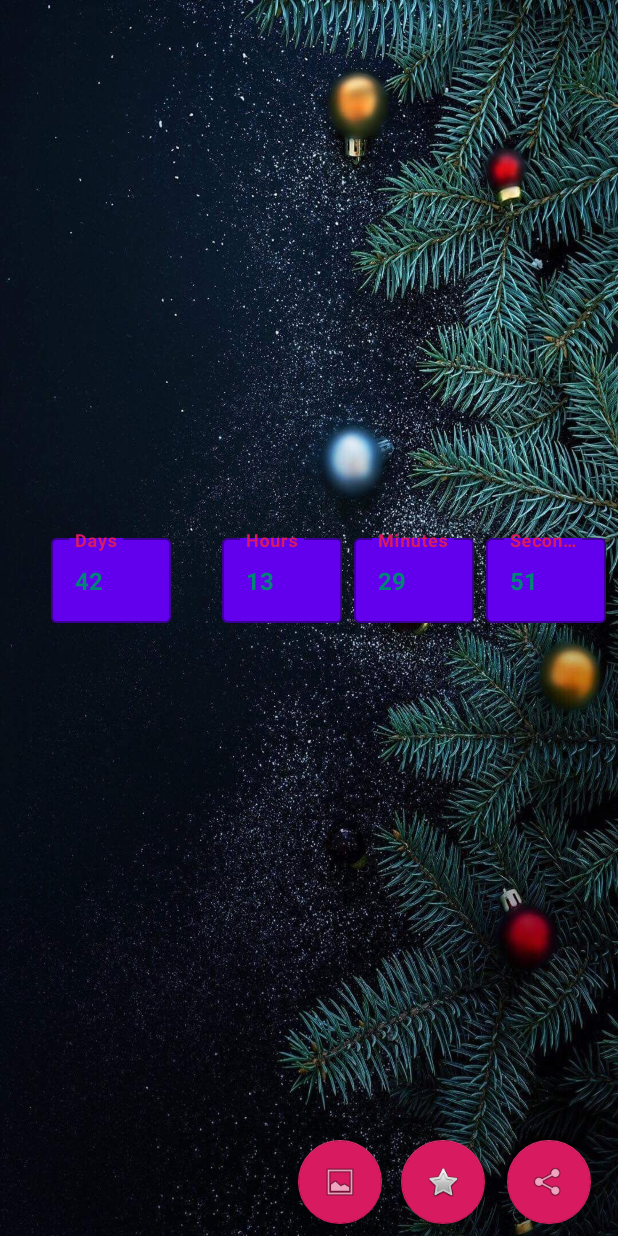
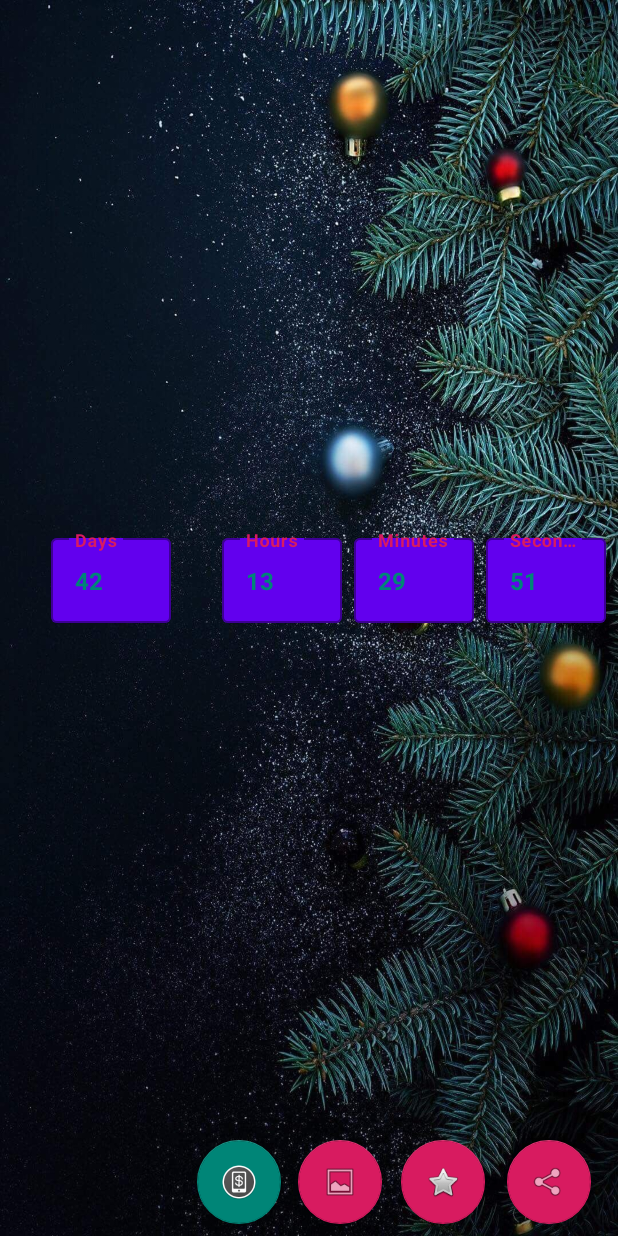
Before and after one commit to facundop/android-how_long_until_christmas, an Android app: the screen it shows after launch (MainActivity), on a phone screen of 412 x 824 dp. Run offline under Robolectric (Android 15) with nearby library versions, the phone set to English and light mode, and no system bars; our stand-ins replace AdMob; libraries missing offline, so code that uses them is left out: com.android.billingclient; 5 statements that could not run were skipped.

Commit message:
Add Buy Premium option

```diff
--- a/app/build.gradle
+++ b/app/build.gradle
@@ -14,8 +14,8 @@ android {
         applicationId "com.facundoprecentado.howlonguntilchristmas"
         minSdkVersion 22
         targetSdkVersion 28
-        versionCode 15
-        versionName "1.15"
+        versionCode 19
+        versionName "1.19"
         testInstrumentationRunner "android.support.test.runner.AndroidJUnitRunner"
         signingConfig signingConfigs.release
     }
--- a/app/src/main/java/com/facundoprecentado/howlonguntilchristmas/MainActivity.java
+++ b/app/src/main/java/com/facundoprecentado/howlonguntilchristmas/MainActivity.java
@@ -11,23 +11,18 @@ import android.os.Bundle;
 import android.os.CountDownTimer;
 import android.support.annotation.Nullable;
 import android.support.constraint.ConstraintLayout;
-import android.support.design.widget.FloatingActionButton;
 import android.support.design.widget.TextInputLayout;
 import android.support.v7.app.AppCompatActivity;
-import android.util.Log;
 import android.view.View;
 import android.widget.TextView;
+import android.widget.Toast;
 
 import com.android.billingclient.api.BillingClient;
 import com.android.billingclient.api.BillingClientStateListener;
 import com.android.billingclient.api.BillingFlowParams;
 import com.android.billingclient.api.Purchase;
 import com.android.billingclient.api.PurchasesUpdatedListener;
-import com.android.billingclient.api.SkuDetails;
-import com.android.billingclient.api.SkuDetailsParams;
-import com.android.billingclient.api.SkuDetailsResponseListener;
 import com.google.android.gms.ads.AdRequest;
-import com.google.android.gms.ads.AdSize;
 import com.google.android.gms.ads.AdView;
 import com.google.android.gms.ads.MobileAds;
 
@@ -39,18 +34,17 @@ import java.time.LocalTime;
 import java.time.ZoneId;
 import java.time.ZonedDateTime;
 import java.time.temporal.ChronoUnit;
-import java.util.ArrayList;
 import java.util.Date;
 import java.util.List;
 import java.util.concurrent.TimeUnit;
 
 public class MainActivity extends AppCompatActivity implements PurchasesUpdatedListener {
 
-    static final String TAG = "HowLongUntilChristmas";
-
-
     private AdView mBannerAdView;
     private String AppId = "ca-app-pub-1088902000251944~5103413095";
+
+    // String bannerAd = ca-app-pub-1088902000251944/1965654411
+    // String testBannerAd = ca-app-pub-3940256099942544/6300978111
 
     private TextInputLayout daysEditText;
     private TextInputLayout hoursEditText;
@@ -59,29 +53,28 @@ public class MainActivity extends AppCompatActivity implements PurchasesUpdatedL
 
     private TextView merryChristmasText;
 
-    private FloatingActionButton shareButton;
-    private FloatingActionButton rateButton;
-    private FloatingActionButton selectBackgroundButton;
-
     private ConstraintLayout contentLayout;
 
     private SharedPreferences sharedPref;
+    private int prefBackground;
 
     // Billing
     private BillingClient mBillingClient;
     static final String SKU_PREMIUM = "premium";
+    private boolean isUserPremium;
 
     @Override
     protected void onCreate(Bundle savedInstanceState) {
         super.onCreate(savedInstanceState);
         setContentView(R.layout.activity_main);
 
-        Log.i(TAG, "HowLongUntilChristmas started");
+        loadData();
 
         mBillingClient = BillingClient.newBuilder(this).setListener(this).build();
 
+        connectBillingClient();
+
         checkPurchases();
-
         isUserPremium();
 
         startTimerUntilChristmas();
@@ -89,6 +82,7 @@ public class MainActivity extends AppCompatActivity implements PurchasesUpdatedL
         findViewById(R.id.shareButton).setOnClickListener(shareButtonOnClickListener);
         findViewById(R.id.rateButton).setOnClickListener(rateButtonOnClickListener);
         findViewById(R.id.selectBackgroundButton).setOnClickListener(selectBackgroundButtonOnClickListener);
+        findViewById(R.id.buyPremiumButton).setOnClickListener(buyPremiumButtonOnClickListener);
 
         daysEditText = findViewById(R.id.days_text_input);
         daysEditText.setVisibility(View.GONE);
@@ -101,44 +95,67 @@ public class MainActivity extends AppCompatActivity implements PurchasesUpdatedL
 
         merryChristmasText = findViewById(R.id.merryChristmasView);
         merryChristmasText.setVisibility(View.GONE);
+    }
 
-        buyPremium();
+    private void connectBillingClient() {
+        mBillingClient.startConnection(new BillingClientStateListener() {
+            @Override
+            public void onBillingSetupFinished(@BillingClient.BillingResponse int billingResponseCode) {
 
+            }
+            @Override
+            public void onBillingServiceDisconnected() {
+
+            }
+        });
     }
 
     private void buyPremium() {
-        Log.i(TAG, "buyPremium");
-        // TODO: Implement buyPremium flow
+        // Miro el historial de purchases para ver si tiene premium. Si lo tiene, no hay nada para comprar.
+        checkPurchases();
+
+        if(!isUserPremium) {
+            startPurchaseFlow(SKU_PREMIUM, BillingClient.SkuType.INAPP);
+        }
+    }
+
+    public void startPurchaseFlow(final String skuId, final String billingType) {
+        BillingFlowParams billingFlowParams = BillingFlowParams.newBuilder()
+                .setType(billingType)
+                .setSku(skuId)
+                .build();
+        mBillingClient.launchBillingFlow(MainActivity.this, billingFlowParams);
     }
 
     private void checkPurchases() {
-        Log.i(TAG, "checkPurchases");
         Purchase.PurchasesResult purchases = mBillingClient.queryPurchases(BillingClient.SkuType.INAPP);
         List<Purchase> purchasesList = purchases.getPurchasesList();
         if(purchasesList != null) {
             for (Purchase purchase : purchasesList) {
-                Log.i(TAG, purchase.getSku());
+                if (purchase.getSku().equals(SKU_PREMIUM)) {
+                    makeUserPremium();
+                }
             }
         }
     }
 
+    private void makeUserPremium() {
+        findViewById(R.id.buyPremiumButton).setVisibility(View.GONE);
+        findViewById(R.id.bannerAdView).setVisibility(View.GONE);
+    }
+
     private void isUserPremium() {
-        Log.i(TAG, "Check if user is premium.");
-
-        // Banner Ad.
-        sharedPref = this.getSharedPreferences("my_prefs", Context.MODE_PRIVATE);
-        boolean premium = sharedPref.getBoolean("premium", false);
-
-        if(!premium) {
+        if(!isUserPremium) {
             MobileAds.initialize(this, AppId);
             mBannerAdView = findViewById(R.id.bannerAdView);
             AdRequest adRequest = new AdRequest.Builder().build();
             mBannerAdView.loadAd(adRequest);
+        } else {
+            findViewById(R.id.buyPremiumButton).setVisibility(View.GONE);
         }
-
     }
 
-    // TODO: Emprolijar flujo
+    // TODO: Emprolijar flujo. Tengo que saber si vengo de comprar algo o de seleccionar un fondo
     @Override
     protected void onActivityResult(int requestCode, int resultCode, Intent data) {
         sharedPref = this.getSharedPreferences("my_prefs", Context.MODE_PRIVATE);
@@ -149,11 +166,37 @@ public class MainActivity extends AppCompatActivity implements PurchasesUpdatedL
 
     }
 
+    @Override
+    public void onPurchasesUpdated(int responseCode, @Nullable List<Purchase> purchases) {
+        if(responseCode != 0) {
+            Toast.makeText(this, "An error occurred processing the payment.", Toast.LENGTH_SHORT).show();
+        }
+        if (responseCode == 0 && purchases != null) {
+            for (Purchase purchase : purchases) {
+                Toast.makeText(this, "Thank you for your support. Restart the App to remove the Ads.", Toast.LENGTH_LONG).show();
+            }
+        }
+    }
+
+    @Override
+    public void onPointerCaptureChanged(boolean hasCapture) {
+    }
+
+    // Preferences - Preferred background & premium status
+    private void loadData() {
+        sharedPref = this.getSharedPreferences("my_prefs", Context.MODE_PRIVATE);
+
+        prefBackground = sharedPref.getInt("background_resource", R.drawable.background_01);
+        findViewById(R.id.mainContentConstraintLayout).setBackgroundResource(prefBackground);
+
+        SharedPreferences.Editor editor = sharedPref.edit();
+        editor.putBoolean("premium", false);
+    }
+
+    // Christmas Timer
     private void startTimerUntilChristmas() {
-        Log.i(TAG, "Timer started.");
         long diff;
 
-        // Newer API can use LocalDateTime, ZonedDateTime and ChronoUnit
         if(Build.VERSION.SDK_INT >= 26) {
             diff = getDiffUntilChristmasInMillis();
         } else {
@@ -163,18 +206,14 @@ public class MainActivity extends AppCompatActivity implements PurchasesUpdatedL
         new CountDownTimer(diff, 1000) {
 
             public void onTick(long millisBetweenDates) {
-                // Days
                 long days = TimeUnit.MILLISECONDS.toDays(millisBetweenDates);
 
-                // Hours
                 long diffMinusDays = millisBetweenDates - TimeUnit.DAYS.toMillis(days);
                 long hours = TimeUnit.MILLISECONDS.toHours(diffMinusDays);
 
-                // Minutes
                 long diffMinusHours = millisBetweenDates - (TimeUnit.DAYS.toMillis(days) + TimeUnit.HOURS.toMillis(hours));
                 long minutes = TimeUnit.MILLISECONDS.toMinutes(diffMinusHours);
 
-                // Seconds
                 long diffMinusMinutes =  millisBetweenDates - (TimeUnit.DAYS.toMillis(days) + TimeUnit.HOURS.toMillis(hours) + TimeUnit.MINUTES.toMillis(minutes));
                 long seconds = TimeUnit.MILLISECONDS.toSeconds(diffMinusMinutes);
 
@@ -204,7 +243,6 @@ public class MainActivity extends AppCompatActivity implements PurchasesUpdatedL
         }.start();
     }
 
-    // Not replacing with Calendar. Just waiting for devices to move up to API 26 to deprecate this.
     private long getDiffUntilChristmasInMillisForOlderDevices() {
         try {
             Date now = new Date();
@@ -225,16 +263,7 @@ public class MainActivity extends AppCompatActivity implements PurchasesUpdatedL
 
         return ChronoUnit.MILLIS.between(now, christmas);
     }
-
-    @Override
-    public void onPurchasesUpdated(int responseCode, @Nullable List<Purchase> purchases) {
-
-    }
-
-    @Override
-    public void onPointerCaptureChanged(boolean hasCapture) {
-
-    }
+    // End Christmas Timer
 
     // Button Listeners
     private View.OnClickListener shareButtonOnClickListener = new View.OnClickListener() {
@@ -265,6 +294,13 @@ public class MainActivity extends AppCompatActivity implements PurchasesUpdatedL
             startActivityForResult(selectBackgroundIntent, 0);
         }
     };
+
+    private View.OnClickListener buyPremiumButtonOnClickListener = new View.OnClickListener() {
+        @Override
+        public void onClick(View v) {
+            buyPremium();
+        }
+    };
     // End Button Listeners
 
 }
--- a/app/src/main/res/layout/content_main.xml
+++ b/app/src/main/res/layout/content_main.xml
@@ -20,7 +20,7 @@
         android:layout_marginTop="8dp"
         android:layout_marginEnd="8dp"
         android:layout_marginBottom="8dp"
-        ads:adSize="SMART_BANNER"
+        ads:adSize="BANNER"
         ads:adUnitId="ca-app-pub-1088902000251944/1965654411"
         ads:layout_constraintBottom_toBottomOf="@+id/merryChristmasView"
         ads:layout_constraintEnd_toEndOf="parent"
@@ -150,18 +150,34 @@
         app:layout_constraintVertical_bias="0.63" />
 
     <android.support.design.widget.FloatingActionButton
+        android:id="@+id/buyPremiumButton"
+        android:layout_width="wrap_content"
+        android:layout_height="wrap_content"
+        android:layout_marginStart="8dp"
+        android:layout_marginEnd="8dp"
+        android:layout_marginBottom="8dp"
+        android:cropToPadding="true"
+        android:scaleType="center"
+        app:backgroundTint="@color/colorPrimary"
+        app:layout_constraintBottom_toBottomOf="parent"
+        app:layout_constraintEnd_toStartOf="@+id/selectBackgroundButton"
+        app:layout_constraintHorizontal_bias="0.976"
+        app:layout_constraintStart_toStartOf="parent"
+        app:srcCompat="@mipmap/ic_premium" />
+
+    <android.support.design.widget.FloatingActionButton
         android:id="@+id/selectBackgroundButton"
         android:layout_width="wrap_content"
         android:layout_height="wrap_content"
         android:layout_marginStart="8dp"
         android:layout_marginEnd="8dp"
         android:layout_marginBottom="8dp"
+        android:scaleType="center"
         app:layout_constraintBottom_toBottomOf="parent"
         app:layout_constraintEnd_toStartOf="@+id/rateButton"
         app:layout_constraintHorizontal_bias="0.976"
         app:layout_constraintStart_toStartOf="parent"
         app:srcCompat="@android:drawable/ic_menu_gallery" />
-
 
     <android.support.design.widget.FloatingActionButton
         android:id="@+id/rateButton"
@@ -170,6 +186,7 @@
         android:layout_marginStart="8dp"
         android:layout_marginEnd="8dp"
         android:layout_marginBottom="8dp"
+        android:scaleType="center"
         app:layout_constraintBottom_toBottomOf="parent"
         app:layout_constraintEnd_toStartOf="@+id/shareButton"
         app:layout_constraintHorizontal_bias="0.976"
@@ -183,6 +200,7 @@
         android:layout_marginStart="8dp"
         android:layout_marginEnd="8dp"
         android:layout_marginBottom="8dp"
+        android:scaleType="center"
         app:layout_constraintBottom_toBottomOf="parent"
         app:layout_constraintEnd_toEndOf="parent"
         app:layout_constraintHorizontal_bias="0.971"
```
Also changed, not shown: app/src/main/res/mipmap-hdpi/ic_premium.png (added), app/src/main/res/mipmap-mdpi/ic_premium.png (added), app/src/main/res/mipmap-xhdpi/ic_premium.png (added), app/src/main/res/mipmap-xxhdpi/ic_premium.png (added), app/src/main/res/mipmap-xxxhdpi/ic_premium.png (added).
